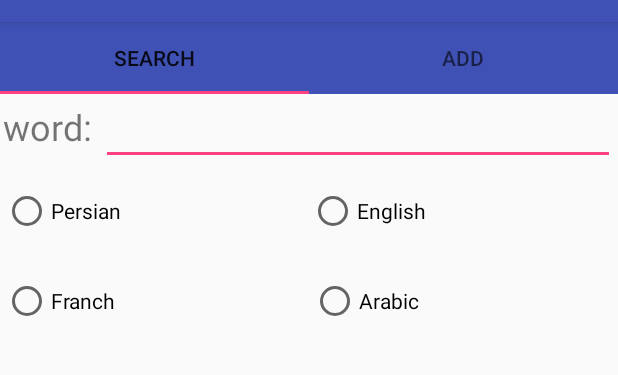
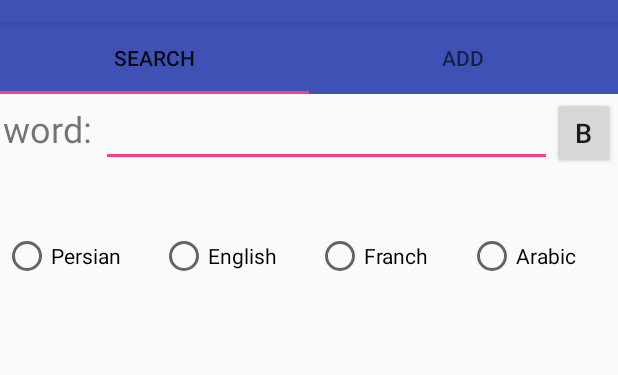
Before and after one commit to MasoudBNJ/android-dictionary-zm, an Android app: the screen it shows after launch (MainActivity), on a phone screen of 412 x 824 dp, the part 62-437 px from its top. Run offline under Robolectric (Android 15) with nearby library versions, the phone set to English and light mode, and no system bars.

Commit message:
add serach method and fix debug and fix ui

```diff
--- a/app/src/main/java/org/maktab/masoudbn/dictionary/PagerAdapter.java
+++ b/app/src/main/java/org/maktab/masoudbn/dictionary/PagerAdapter.java
@@ -10,11 +10,13 @@ import android.support.v4.app.FragmentPagerAdapter;
 
 public class PagerAdapter extends FragmentPagerAdapter {
     int numOfTabs;
+    WordListFragment wordListFragment;
 
 
     public PagerAdapter(FragmentManager fm, int numOfTabs) {
         super(fm);
         this.numOfTabs = numOfTabs;
+//        wordListFragment.updateUI();
     }
 
     @Override
@@ -29,6 +31,7 @@ public class PagerAdapter extends FragmentPagerAdapter {
         }
     }
 
+
     @Override
     public int getCount() {
         return numOfTabs;
--- a/app/src/main/java/org/maktab/masoudbn/dictionary/SearchFragment.java
+++ b/app/src/main/java/org/maktab/masoudbn/dictionary/SearchFragment.java
@@ -4,18 +4,32 @@ package org.maktab.masoudbn.dictionary;
 import android.os.Bundle;
 import android.support.v4.app.Fragment;
 import android.support.v4.app.FragmentManager;
-import android.support.v7.widget.RecyclerView;
 import android.view.LayoutInflater;
 import android.view.View;
 import android.view.ViewGroup;
+import android.widget.Button;
+import android.widget.EditText;
+import android.widget.RadioButton;
+
+import java.util.List;
 
 
 /**
  * A simple {@link Fragment} subclass.
  */
 public class SearchFragment extends Fragment {
-        private RecyclerView recyclerView;
     FragmentManager fragmentManager;
+    private EditText searchWord;
+    private Button btnSearch;
+    private RadioButton btnEnglish;
+    private RadioButton btnPersian;
+    private RadioButton btnArabic;
+    private RadioButton btnFrench;
+    private Language language;
+    private List<Word> words;
+    private WordRepository wordRepository;
+
+
     public SearchFragment() {
         // Required empty public constructor
     }
@@ -29,8 +43,39 @@ public class SearchFragment extends Fragment {
         fragmentManager = getFragmentManager();
         WordListFragment wordsListFragment = new WordListFragment();
         fragmentManager.beginTransaction()
-                .replace(R.id.frame_layout_words_container, wordsListFragment)
+                .add(R.id.frame_layout_words_container, wordsListFragment)
                 .commit();
+
+        searchWord = (EditText) view.findViewById(R.id.edt_word);
+        btnSearch = (Button) view.findViewById(R.id.btn_search);
+        btnArabic = (RadioButton) view.findViewById(R.id.rdb_arabic);
+        btnFrench = (RadioButton) view.findViewById(R.id.rdb_english);
+        btnEnglish = (RadioButton) view.findViewById(R.id.rdb_french);
+        btnPersian = (RadioButton) view.findViewById(R.id.rdb_persain);
+
+        btnSearch.setOnClickListener(new View.OnClickListener() {
+            @Override
+            public void onClick(View v) {
+                String search = searchWord.getText().toString();
+                if (btnArabic.isChecked()) {
+                    language = Language.ARABIC;
+                }
+                if (btnFrench.isChecked()) {
+                    language = Language.FRENCH;
+                }
+                if (btnEnglish.isChecked()) {
+                    language = Language.ENGLISH;
+                }
+                if (btnPersian.isChecked()) {
+                    language = Language.PERSIAN;
+                }
+                wordRepository.search(search, language);
+
+
+            }
+        });
+
+
         return view;
     }
 
--- a/app/src/main/java/org/maktab/masoudbn/dictionary/WordListFragment.java
+++ b/app/src/main/java/org/maktab/masoudbn/dictionary/WordListFragment.java
@@ -90,7 +90,13 @@ public class WordListFragment extends Fragment {
         return view;
     }
 
-    private void updateUI()
+    @Override
+    public void onResume() {
+        super.onResume();
+        updateUI();
+    }
+
+    public void updateUI()
     {
         List<Word> words = new WordRepository(getActivity()).getWords();
 
--- a/app/src/main/res/layout/fragment_search.xml
+++ b/app/src/main/res/layout/fragment_search.xml
@@ -16,7 +16,8 @@
             android:layout_height="0dp"
             android:layout_weight="1"
             android:orientation="horizontal"
-            android:padding="2dp">
+            android:padding="2dp"
+            tools:ignore="NestedWeights">
 
             <TextView
                 android:layout_width="wrap_content"
@@ -29,6 +30,14 @@
                 android:layout_width="0dp"
                 android:layout_height="wrap_content"
                 android:layout_weight="3"
+                android:textSize="18sp"
+                tools:ignore="TextFields" />
+
+            <Button
+                android:id="@+id/btn_search"
+                android:layout_width="42dp"
+                android:layout_height="wrap_content"
+                android:text="B"
                 android:textSize="18sp" />
         </LinearLayout>
 
@@ -39,6 +48,12 @@
             android:layout_weight="1"
             android:orientation="horizontal"
             android:padding="2dp">
+
+            <RadioGroup
+                android:layout_width="match_parent"
+                android:layout_height="wrap_content"
+                android:orientation="horizontal"
+                tools:ignore="UselessParent">
 
                 <RadioButton
                     android:id="@+id/rdb_persain"
@@ -54,15 +69,6 @@
                     android:layout_weight="1"
                     android:text="English" />
 
-        </LinearLayout>
-
-        <LinearLayout
-            android:layout_width="match_parent"
-            android:layout_height="0dp"
-            android:layout_weight="1"
-            android:orientation="horizontal"
-            android:padding="2dp">
-
                 <RadioButton
                     android:id="@+id/rdb_french"
                     android:layout_width="wrap_content"
@@ -76,17 +82,19 @@
                     android:layout_height="wrap_content"
                     android:layout_weight="1"
                     android:text="Arabic" />
+            </RadioGroup>
+
+
         </LinearLayout>
 
     </LinearLayout>
-
 
 
     <FrameLayout
         android:id="@+id/frame_layout_words_container"
         android:layout_width="match_parent"
         android:layout_height="0dp"
-        android:layout_weight="6" >
+        android:layout_weight="6">
 
     </FrameLayout>
 
```
Also changed, not shown: app/src/main/java/org/maktab/masoudbn/dictionary/AddFragment.java (+9 -0 lines), app/src/main/java/org/maktab/masoudbn/dictionary/WordRepository.java (+23 -28 lines). Lines whose indentation alone changed are shown as unchanged.
